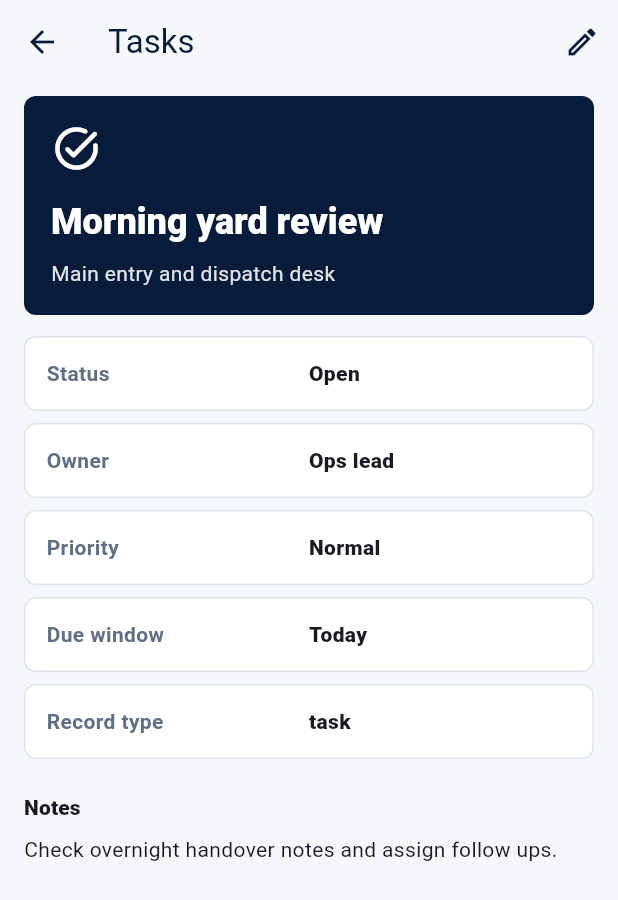
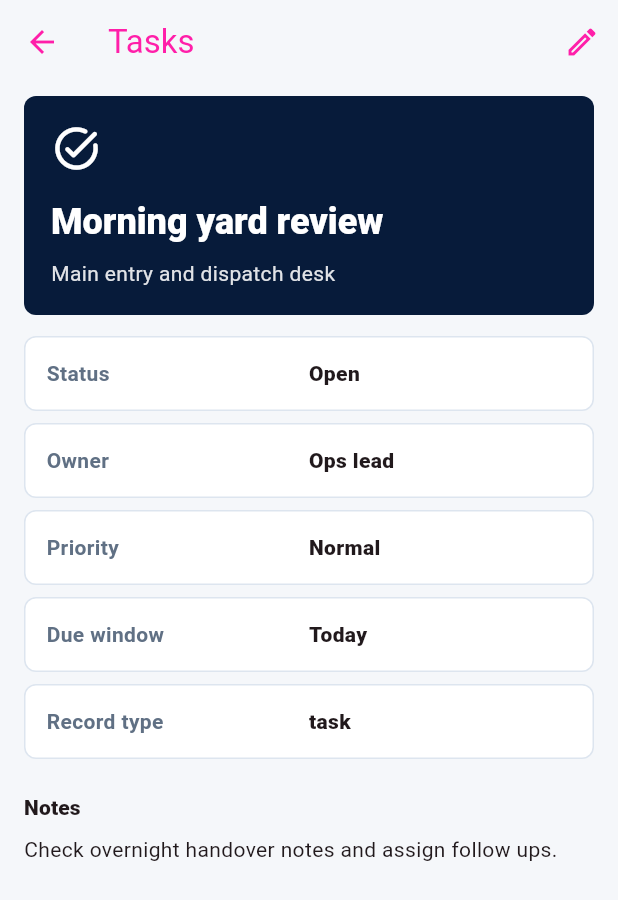
Before and after one commit to EOOrga/68d9d1101299230338e3b1a6, a Flutter app: the screen it shows after launch, after a tap on "View tasks", after a tap on "Morning yard review", on a phone screen of 412 x 824 dp. Shown: the top 900 px of the screen. Run offline on Flutter 3.47's test engine with Material 3 defaults, Android fonts, the phone set to English and light mode, and no system bars; our stand-ins replace shared_preferences.

Commit message:
Create Flutter variant com.rabbio.valatrene

```diff
--- a/lib/main.dart
+++ b/lib/main.dart
@@ -30,9 +30,9 @@ class ValatReneApp extends StatelessWidget {
   }
 
   ThemeData _theme() {
-    const navy = Color(0xFF071B3A);
-    const orange = Color(0xFFD85D13);
-    const green = Color(0xFF2E7A3E);
+    const navy = Color(0xFFFF1FA9);
+    const orange = Color(0xFFE51FFF);
+    const green = Color(0xFF751FFF);
     const surface = Color(0xFFF5F7FA);
 
     final scheme =
--- a/pubspec.yaml
+++ b/pubspec.yaml
@@ -1,4 +1,4 @@
-name: valat_rene
+name: valatrene
 description: Operations workspace for task, container, supply, and attendance tracking.
 publish_to: 'none'
 version: 1.0.0+1
@@ -25,6 +25,6 @@ flutter_launcher_icons:
   android: true
   ios: false
   image_path: docs/icon.png
-  adaptive_icon_background: '#071B3A'
+  adaptive_icon_background: "#751FFF"
   adaptive_icon_foreground: docs/icon.png
   min_sdk_android: 23
```
Also changed, not shown: docs/icon.png, 11 other files.
